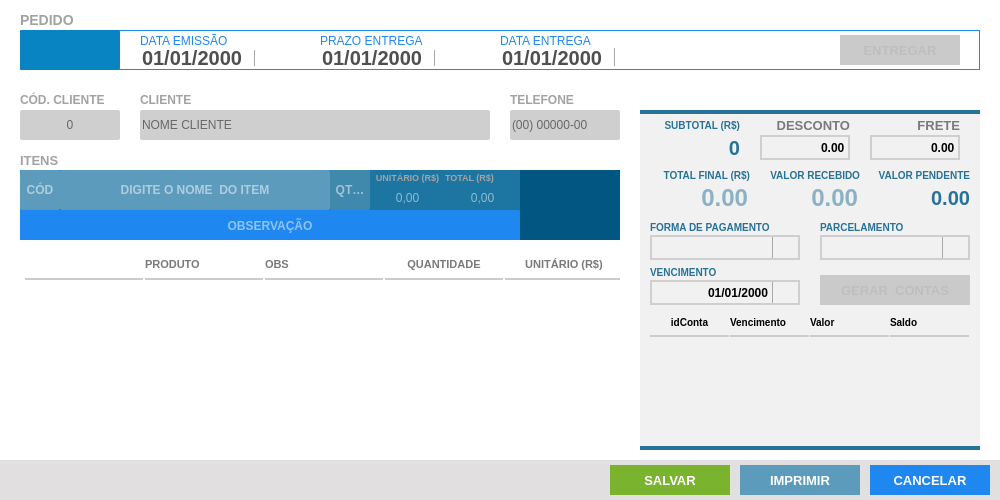
Old version of the form UI_Files/formVendas.ui in the repository andrersp/controleEstoque.
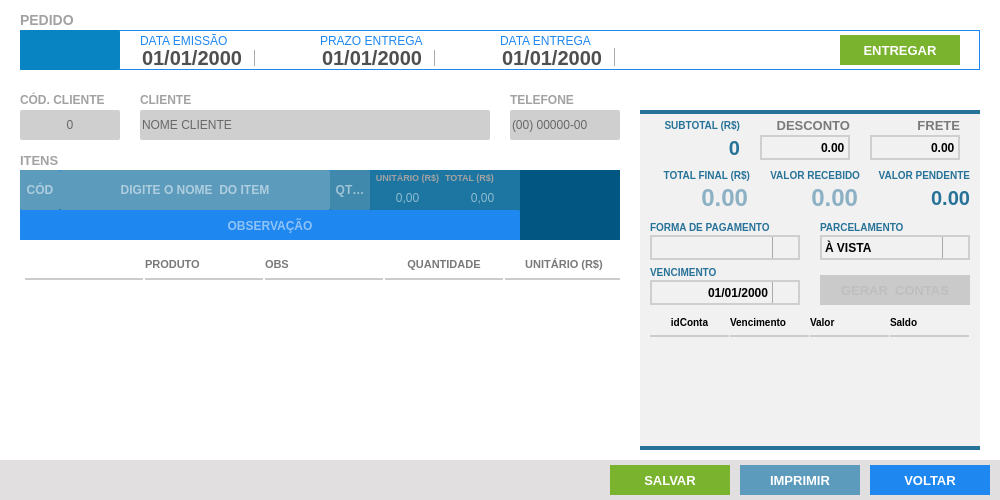
New version of the form. Icons and pictures are not drawn.

Patch:
```diff
--- a/UI_Files/formVendas.ui
+++ b/UI_Files/formVendas.ui
@@ -102,7 +102,7 @@
 }</string>
      </property>
      <property name="text">
-      <string>CANCELAR</string>
+      <string>VOLTAR</string>
      </property>
     </widget>
     <widget class="QPushButton" name="bt_SalvarVenda">
@@ -450,9 +450,6 @@
      </property>
     </widget>
     <widget class="QPushButton" name="bt_Entregar">
-     <property name="enabled">
-      <bool>false</bool>
-     </property>
      <property name="geometry">
       <rect>
        <x>820</x>
@@ -481,17 +478,13 @@
      <property name="styleSheet">
       <string notr="true">QPushButton {
 background-color: #7AB32E;
-background-position: center;
-background-repeat: no-repeat;
-border: none;
+color: #FFF
  }
 QPushButton:disabled{
 background-color: #CACACA;
 
  }
-QPushButton:hover{
-background-color: #40a286
-}</string>
+</string>
      </property>
      <property name="text">
       <string>ENTREGAR</string>
@@ -1799,11 +1792,6 @@
 }
 </string>
      </property>
-     <item>
-      <property name="text">
-       <string/>
-      </property>
-     </item>
      <item>
       <property name="text">
        <string>À VISTA</string>
```
Left out of the diff: 83 changed lines with no effect on the pictures.
